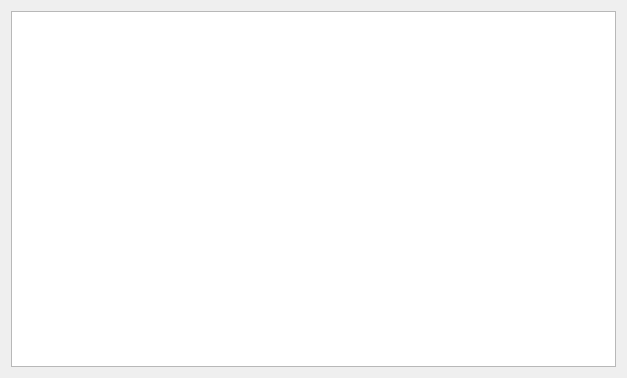
Old version of the form geocatbridge/ui/progressdialog.ui in the repository GeoCat/qgis-bridge-plugin.
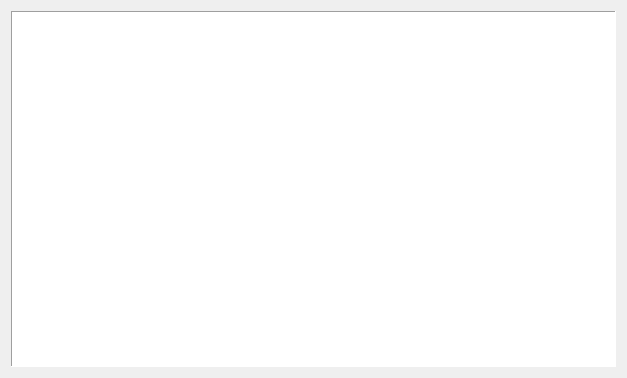
New version of the form.

What changed in the file:
```diff
--- a/geocatbridge/ui/progressdialog.ui
+++ b/geocatbridge/ui/progressdialog.ui
@@ -22,6 +22,9 @@
   <layout class="QVBoxLayout" name="verticalLayout">
    <item>
     <widget class="QTreeWidget" name="treeWidget">
+     <property name="frameShape">
+      <enum>QFrame::Panel</enum>
+     </property>
      <attribute name="headerVisible">
       <bool>false</bool>
      </attribute>
```
